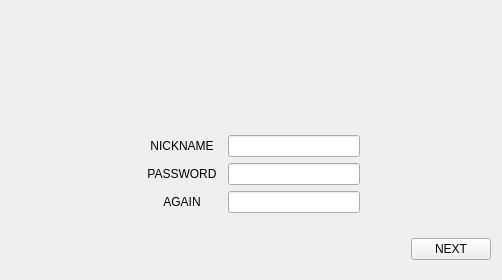
First picture: the form in chat/reg_one.ui, repository bitlinux/qtchat, before the edit.
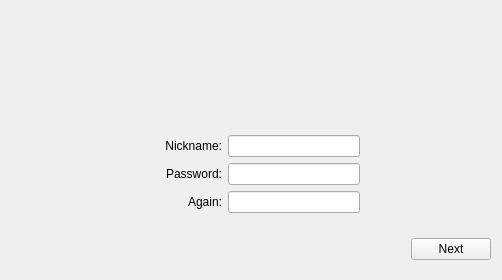
Second picture: the form after the edit.

Patch:
```diff
--- a/chat/reg_one.ui
+++ b/chat/reg_one.ui
@@ -79,10 +79,10 @@
               </size>
              </property>
              <property name="text">
-              <string>NICKNAME</string>
+              <string>Nickname:</string>
              </property>
              <property name="alignment">
-              <set>Qt::AlignCenter</set>
+              <set>Qt::AlignRight|Qt::AlignTrailing|Qt::AlignVCenter</set>
              </property>
             </widget>
            </item>
@@ -128,10 +128,10 @@
               </size>
              </property>
              <property name="text">
-              <string>PASSWORD</string>
+              <string>Password:</string>
              </property>
              <property name="alignment">
-              <set>Qt::AlignCenter</set>
+              <set>Qt::AlignRight|Qt::AlignTrailing|Qt::AlignVCenter</set>
              </property>
             </widget>
            </item>
@@ -181,10 +181,10 @@
               </size>
              </property>
              <property name="text">
-              <string>AGAIN</string>
+              <string>Again:</string>
              </property>
              <property name="alignment">
-              <set>Qt::AlignCenter</set>
+              <set>Qt::AlignRight|Qt::AlignTrailing|Qt::AlignVCenter</set>
              </property>
             </widget>
            </item>
@@ -252,7 +252,7 @@
        <item>
         <widget class="QPushButton" name="next">
          <property name="text">
-          <string>NEXT</string>
+          <string>Next</string>
          </property>
         </widget>
        </item>
```
